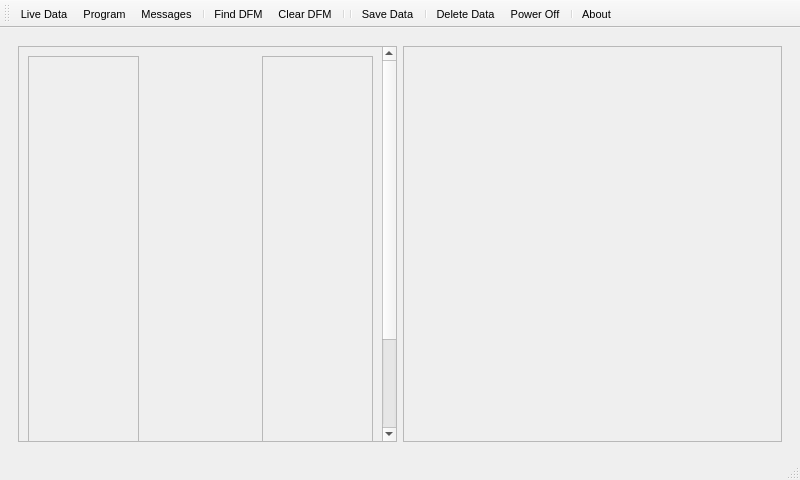
The window that Mainwindow.ui (spletcher1/PyMCU) describes before a commit, drawn with Qt 5.
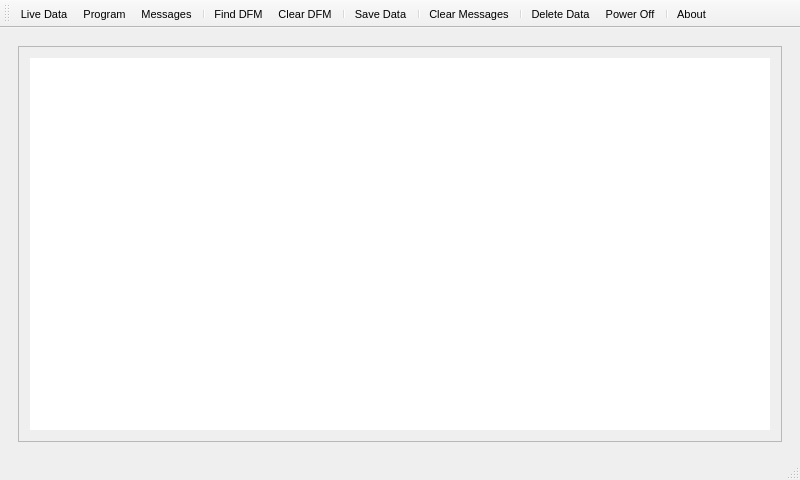
The same window after the commit. The open tabs and pages were chosen to show the change. Icons and pictures are not drawn.

Diff of the .ui file:
```diff
--- a/Mainwindow.ui
+++ b/Mainwindow.ui
@@ -659,62 +659,72 @@
             <rect>
              <x>0</x>
              <y>0</y>
-             <width>363</width>
-             <height>518</height>
+             <width>762</width>
+             <height>357</height>
             </rect>
            </property>
            <layout class="QHBoxLayout" name="horizontalLayout_6">
-            <item>
-             <widget class="QFrame" name="frame_8">
-              <property name="frameShape">
-               <enum>QFrame::StyledPanel</enum>
-              </property>
-              <property name="frameShadow">
-               <enum>QFrame::Raised</enum>
-              </property>
-             </widget>
-            </item>
             <item>
              <widget class="QWidget" name="widget" native="true">
+              <property name="sizePolicy">
+               <sizepolicy hsizetype="Preferred" vsizetype="Expanding">
+                <horstretch>0</horstretch>
+                <verstretch>0</verstretch>
+               </sizepolicy>
+              </property>
               <property name="minimumSize">
                <size>
                 <width>0</width>
-                <height>500</height>
+                <height>0</height>
                </size>
               </property>
-             </widget>
-            </item>
-            <item>
-             <widget class="QFrame" name="frame_7">
-              <property name="frameShape">
-               <enum>QFrame::StyledPanel</enum>
-              </property>
-              <property name="frameShadow">
-               <enum>QFrame::Raised</enum>
-              </property>
+              <layout class="QVBoxLayout" name="verticalLayout">
+               <property name="spacing">
+                <number>2</number>
+               </property>
+               <property name="leftMargin">
+                <number>2</number>
+               </property>
+               <property name="topMargin">
+                <number>2</number>
+               </property>
+               <property name="rightMargin">
+                <number>2</number>
+               </property>
+               <property name="bottomMargin">
+                <number>2</number>
+               </property>
+               <item>
+                <widget class="QTextEdit" name="MessagesTextEdit">
+                 <property name="enabled">
+                  <bool>true</bool>
+                 </property>
+                 <property name="font">
+                  <font>
+                   <pointsize>8</pointsize>
+                  </font>
+                 </property>
+                 <property name="autoFillBackground">
+                  <bool>false</bool>
+                 </property>
+                 <property name="frameShape">
+                  <enum>QFrame::NoFrame</enum>
+                 </property>
+                 <property name="frameShadow">
+                  <enum>QFrame::Plain</enum>
+                 </property>
+                 <property name="readOnly">
+                  <bool>true</bool>
+                 </property>
+                </widget>
+               </item>
+              </layout>
              </widget>
             </item>
            </layout>
           </widget>
          </widget>
         </item>
-        <item>
-         <widget class="QScrollArea" name="scrollArea_2">
-          <property name="widgetResizable">
-           <bool>true</bool>
-          </property>
-          <widget class="QWidget" name="scrollAreaWidgetContents_2">
-           <property name="geometry">
-            <rect>
-             <x>0</x>
-             <y>0</y>
-             <width>377</width>
-             <height>363</height>
-            </rect>
-           </property>
-          </widget>
-         </widget>
-        </item>
        </layout>
       </widget>
      </widget>
@@ -766,9 +776,10 @@
    <addaction name="findDFMAction"/>
    <addaction name="clearDFMAction"/>
    <addaction name="separator"/>
-   <addaction name="separator"/>
    <addaction name="saveDataAction"/>
    <addaction name="separator"/>
+   <addaction name="clearMessagesAction"/>
+   <addaction name="separator"/>
    <addaction name="deleteDataAction"/>
    <addaction name="powerOffAction"/>
    <addaction name="separator"/>
@@ -873,6 +884,18 @@
     <string>Go to data screen</string>
    </property>
   </action>
+  <action name="clearMessagesAction">
+   <property name="icon">
+    <iconset>
+     <normaloff>editclear.png</normaloff>editclear.png</iconset>
+   </property>
+   <property name="text">
+    <string>Clear Messages</string>
+   </property>
+   <property name="toolTip">
+    <string>Clear existing messages</string>
+   </property>
+  </action>
  </widget>
  <resources/>
  <connections/>
```
Left out of the diff: 4 changed lines with no effect on the pictures.
